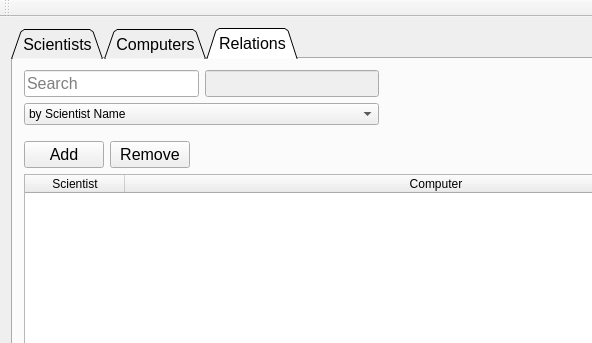
Old version of the form mainwindow.ui in the repository athenabjorg/sacr; both pictures show x 0 to 592 and y 0 to 343 of the 772 by 607 pixel window.
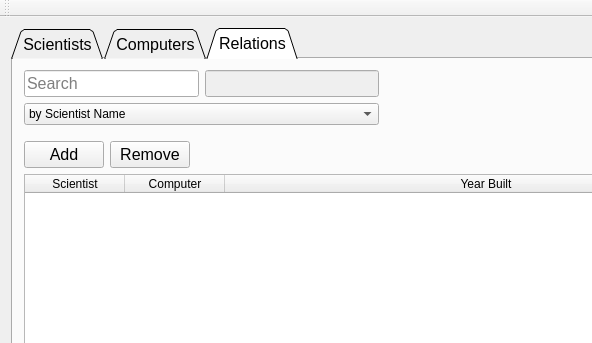
New version of the form. The open tabs and pages were chosen to show the change. Icons and pictures are not drawn.

The edit to the form file:
```diff
--- a/mainwindow.ui
+++ b/mainwindow.ui
@@ -782,6 +782,11 @@
             <string>Computer</string>
            </property>
           </column>
+          <column>
+           <property name="text">
+            <string>Year Built</string>
+           </property>
+          </column>
          </widget>
         </item>
         <item>
```
Left out of the diff: 4 changed lines with no effect on the pictures.
